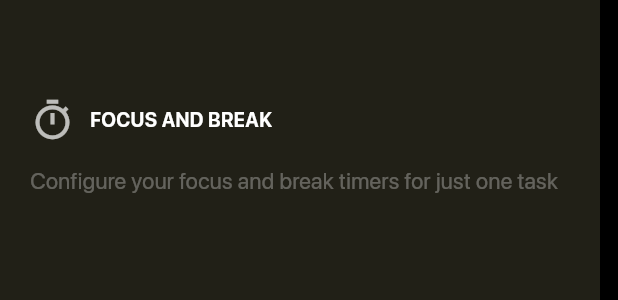
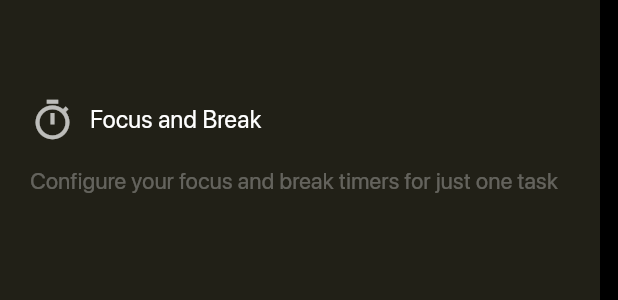
Before and after one commit to carllosnc/tomato, a Flutter app: the BigButton widget shown alone on an empty page, opened directly, on a phone screen of 412 x 824 dp. Shown: the part 471-771 px from the top of the screen. Run offline on Flutter 3.47's test engine with Material 3 defaults, Android fonts, the light colour scheme and no system bars; our stand-ins replace go_router, shared_preferences, sqflite, vibration; missing offline and left inert: vw; accounts and stored records are empty; project files that could hold a hidden picture were left out.

Commit message:
Style correction

```diff
--- a/lib/features/home/components/big_button.dart
+++ b/lib/features/home/components/big_button.dart
@@ -48,11 +48,10 @@ class BigButton extends StatelessWidget {
                         ),
                         const SizedBox(width: 10),
                         Text(
-                          title.toUpperCase(),
+                          title,
                           style: const TextStyle(
                             color: Colors.white,
-                            fontSize: 13,
-                            fontWeight: FontWeight.bold,
+                            fontSize: 16,
                           ),
                         ),
                       ],
```
